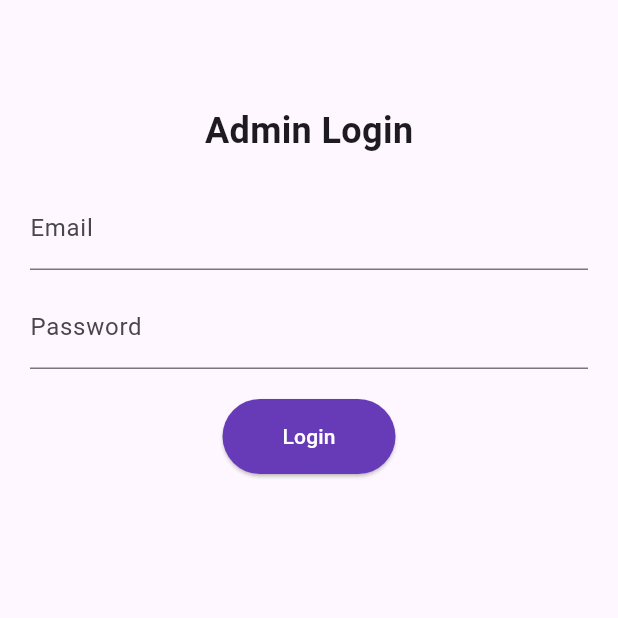
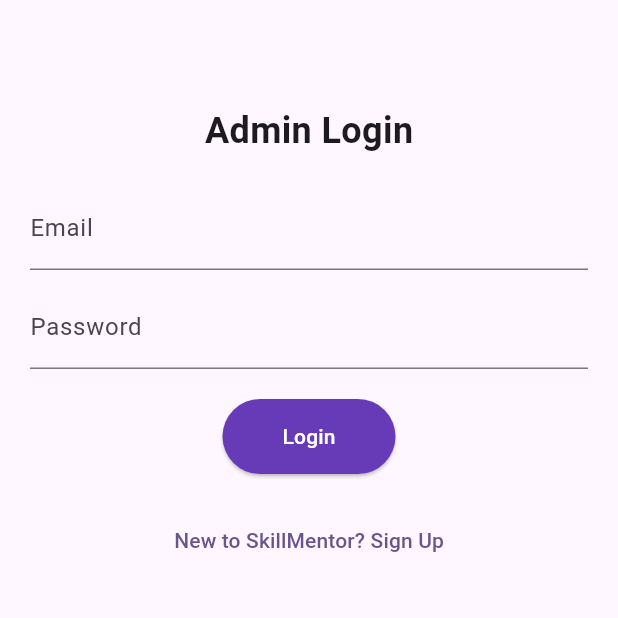
Before and after one commit to PRG-Alpha-231/skillmentor, a Flutter app: the LoginPage screen opened directly, on a phone screen of 412 x 824 dp, the top half of it. Run offline on Flutter 3.47's test engine with Material 3 defaults, Android fonts, the phone set to English and light mode, and no system bars; our stand-ins replace file_picker, shared_preferences; accounts and stored records are empty.

Commit message:
admin login  api error

```diff
--- a/lib/baseurl.dart
+++ b/lib/baseurl.dart
@@ -1 +1 @@
-const baseUrl = 'https://96bd-117-211-245-75.ngrok-free.app';
+const baseUrl = 'https://c312-117-213-5-239.ngrok-free.app';
--- a/lib/users/screens/admin.dart
+++ b/lib/users/screens/admin.dart
@@ -134,6 +134,18 @@ class _LoginPageState extends State<LoginPage> {
                 child: Text("Login"),
               ),
               SizedBox(height: 20),
+
+              // Sign Up Button
+              TextButton(
+                onPressed: () {
+                  Navigator.push(
+                    context,
+                    MaterialPageRoute(builder: (context) => SignUpPage()),
+                  );
+                },
+                child: Text("New to SkillMentor? Sign Up"),
+              ),
+              SizedBox(height: 20),
             ],
           ),
         ),
@@ -141,6 +153,7 @@ class _LoginPageState extends State<LoginPage> {
     );
   }
 }
+
 
 
 
```
